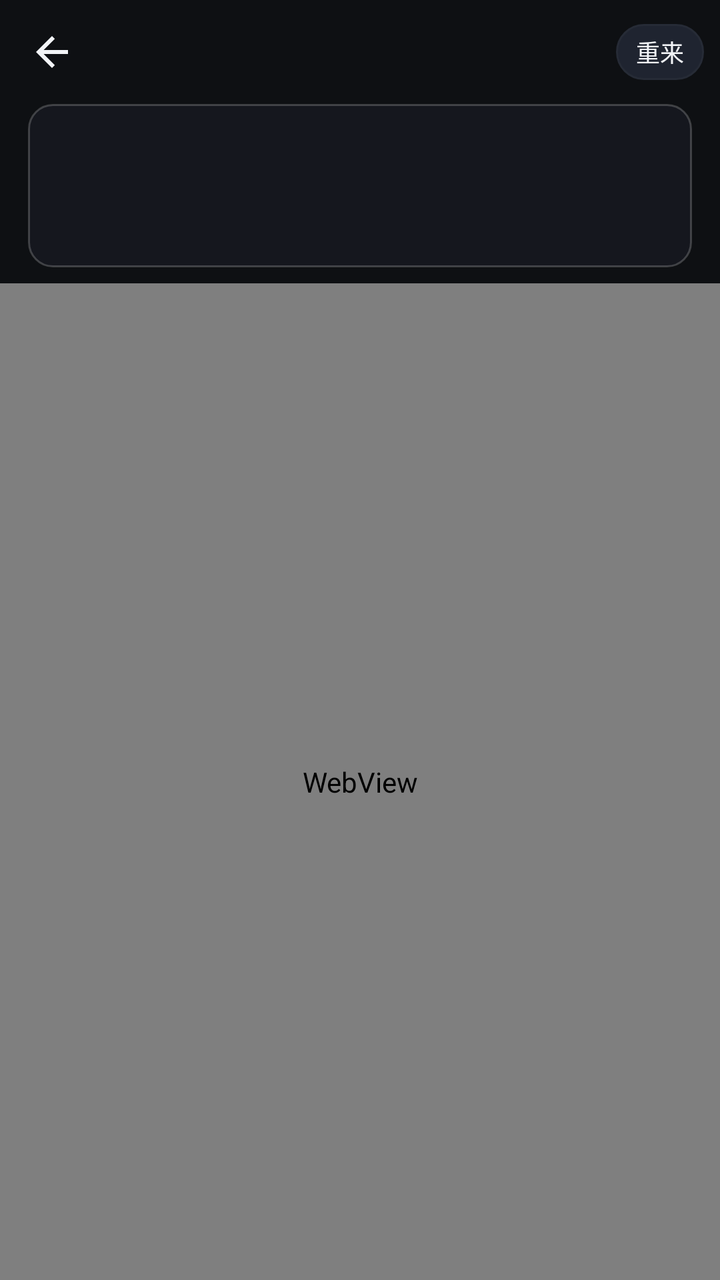
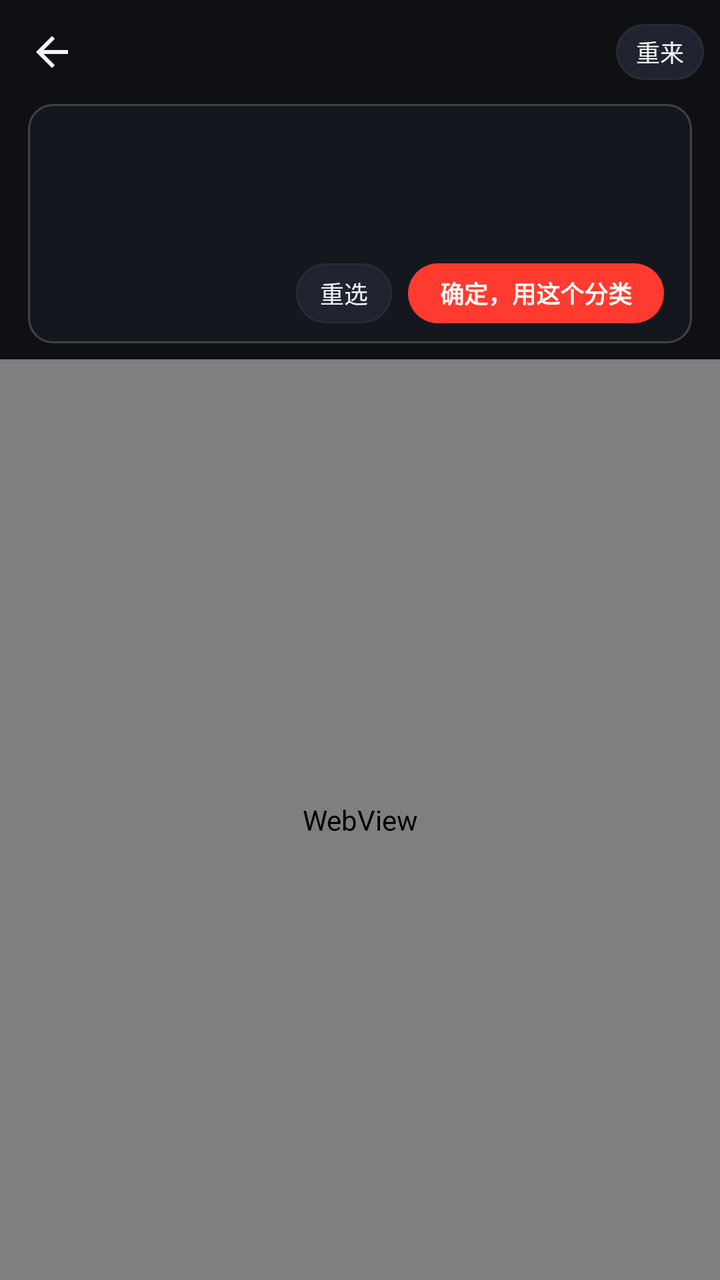

An Android layout rendered at two revisions. The XML below is the earlier revision; the diff shows what the commit changed to produce the second picture.
<!-- AndroidManifest.xml: application theme Theme.VideoShell -->
<!-- res/layout/activity_calibrate.xml -->
<?xml version="1.0" encoding="utf-8"?>
<LinearLayout xmlns:android="http://schemas.android.com/apk/res/android"
    android:layout_width="match_parent"
    android:layout_height="match_parent"
    android:background="@color/bg"
    android:orientation="vertical">

    <LinearLayout
        android:layout_width="match_parent"
        android:layout_height="52dp"
        android:gravity="center_vertical"
        android:orientation="horizontal"
        android:paddingStart="4dp"
        android:paddingEnd="8dp">

        <ImageButton
            android:id="@+id/btnBack"
            android:layout_width="44dp"
            android:layout_height="44dp"
            android:background="?android:attr/selectableItemBackgroundBorderless"
            android:contentDescription="@string/back"
            android:src="@drawable/ic_back"
            android:tint="@color/text_primary" />

        <TextView
            android:id="@+id/tvTitle"
            style="@style/TextTitle"
            android:layout_width="0dp"
            android:layout_height="wrap_content"
            android:layout_marginStart="4dp"
            android:layout_weight="1"
            android:textSize="17sp" />

        <TextView
            android:id="@+id/btnRestart"
            android:layout_width="wrap_content"
            android:layout_height="28dp"
            android:background="@drawable/bg_chip"
            android:gravity="center"
            android:paddingStart="10dp"
            android:paddingEnd="10dp"
            android:text="@string/calib_restart"
            android:textColor="@color/text_primary"
            android:textSize="12sp" />
    </LinearLayout>

    <LinearLayout
        android:id="@+id/stepCard"
        android:layout_width="match_parent"
        android:layout_height="wrap_content"
        android:layout_marginStart="14dp"
        android:layout_marginEnd="14dp"
        android:layout_marginBottom="8dp"
        android:background="@drawable/bg_panel"
        android:orientation="vertical"
        android:paddingStart="14dp"
        android:paddingTop="10dp"
        android:paddingEnd="14dp"
        android:paddingBottom="10dp">

        <TextView
            android:id="@+id/tvStep"
            android:layout_width="match_parent"
            android:layout_height="wrap_content"
            android:textColor="@color/brand"
            android:textSize="14sp"
            android:textStyle="bold" />

        <TextView
            android:id="@+id/tvHint"
            android:layout_width="match_parent"
            android:layout_height="wrap_content"
            android:layout_marginTop="4dp"
            android:textColor="@color/text_primary"
            android:textSize="12sp" />

        <TextView
            android:id="@+id/tvState"
            android:layout_width="match_parent"
            android:layout_height="wrap_content"
            android:layout_marginTop="6dp"
            android:textColor="@color/text_hint"
            android:textSize="12sp" />
    </LinearLayout>

    <FrameLayout
        android:layout_width="match_parent"
        android:layout_height="0dp"
        android:layout_weight="1">

        <WebView
            android:id="@+id/webView"
            android:layout_width="match_parent"
            android:layout_height="match_parent" />

        <ProgressBar
            android:id="@+id/pb"
            android:layout_width="wrap_content"
            android:layout_height="wrap_content"
            android:layout_gravity="center"
            android:indeterminateTint="@color/brand"
            android:visibility="gone" />
    </FrameLayout>

</LinearLayout>
<!-- resources referenced by this layout -->
<resources>
  <color name="bg">#FF0E1013</color>
  <color name="brand">#FFFF3B30</color>
  <color name="text_hint">#FF6B7480</color>
  <color name="text_primary">#FFF2F4F7</color>
  <!-- drawable bg_chip (drawable) -->
  <?xml version="1.0" encoding="utf-8"?>
  <selector xmlns:android="http://schemas.android.com/apk/res/android">
      <item android:state_selected="true">
          <shape android:shape="rectangle">
              <solid android:color="@color/brand" />
              <corners android:radius="16dp" />
          </shape>
      </item>
      <item>
          <shape android:shape="rectangle">
              <solid android:color="@color/surface_2" />
              <corners android:radius="16dp" />
              <stroke android:width="1dp" android:color="@color/line" />
          </shape>
      </item>
  </selector>
  <!-- drawable bg_panel (drawable) -->
  <?xml version="1.0" encoding="utf-8"?>
  <shape xmlns:android="http://schemas.android.com/apk/res/android" android:shape="rectangle">
      <solid android:color="#CC171A21" />
      <corners android:radius="12dp" />
      <stroke android:width="1dp" android:color="#33FFFFFF" />
  </shape>
  <!-- drawable ic_back (drawable) -->
  <vector xmlns:android="http://schemas.android.com/apk/res/android"
      android:width="24dp" android:height="24dp"
      android:viewportWidth="24" android:viewportHeight="24">
      <path android:fillColor="#FFFFFFFF"
          android:pathData="M20,11H7.83l5.59,-5.59L12,4l-8,8 8,8 1.41,-1.41L7.83,13H20v-2z" />
  </vector>
  <string name="back">返回</string>
  <string name="calib_restart">重来</string>
  <style name="TextTitle">
          <item name="android:textColor">@color/text_primary</item>
          <item name="android:textSize">16sp</item>
          <item name="android:textStyle">bold</item>
          <item name="android:maxLines">1</item>
          <item name="android:ellipsize">end</item>
      </style>
  <style name="Theme.VideoShell" parent="Theme.MaterialComponents.NoActionBar">
          <item name="colorPrimary">@color/brand</item>
          <item name="colorPrimaryVariant">@color/brand_dark</item>
          <item name="colorOnPrimary">@color/white</item>
          <item name="colorSecondary">@color/brand</item>
          <item name="colorOnSecondary">@color/white</item>
          <item name="colorSurface">@color/surface</item>
          <item name="colorOnSurface">@color/text_primary</item>
          <item name="android:colorBackground">@color/bg</item>
          <item name="colorError">@color/brand</item>
          <item name="android:windowBackground">@color/bg</item>
          <item name="android:statusBarColor">@color/bg</item>
          <item name="android:navigationBarColor">@color/surface</item>
          <item name="android:textColorPrimary">@color/text_primary</item>
          <item name="android:textColorSecondary">@color/text_secondary</item>
          <item name="android:textColorHint">@color/text_hint</item>
      </style>
  <color name="surface_2">#FF1F2430</color>
  <color name="line">#FF262B36</color>
  <color name="brand_dark">#FFD32B21</color>
  <color name="white">#FFFFFFFF</color>
  <color name="surface">#FF171A21</color>
  <color name="text_secondary">#FF9AA3AF</color>
</resources>

<!-- the commit's change to res/layout/activity_calibrate.xml (unified diff, before → after) -->
@@ -81,6 +81,41 @@
             android:layout_marginTop="6dp"
             android:textColor="@color/text_hint"
             android:textSize="12sp" />
+
+        
+        <LinearLayout
+            android:layout_width="match_parent"
+            android:layout_height="wrap_content"
+            android:layout_marginTop="8dp"
+            android:gravity="end|center_vertical"
+            android:orientation="horizontal">
+
+            <TextView
+                android:id="@+id/btnReselect"
+                android:layout_width="wrap_content"
+                android:layout_height="30dp"
+                android:background="@drawable/bg_chip"
+                android:gravity="center"
+                android:paddingStart="12dp"
+                android:paddingEnd="12dp"
+                android:text="@string/calib_reselect"
+                android:textColor="@color/text_primary"
+                android:textSize="12sp" />
+
+            <TextView
+                android:id="@+id/btnConfirm"
+                android:layout_width="wrap_content"
+                android:layout_height="30dp"
+                android:layout_marginStart="8dp"
+                android:background="@drawable/bg_btn_brand"
+                android:gravity="center"
+                android:paddingStart="16dp"
+                android:paddingEnd="16dp"
+                android:text="@string/calib_confirm_cat"
+                android:textColor="@color/white"
+                android:textSize="12sp"
+                android:textStyle="bold" />
+        </LinearLayout>
     </LinearLayout>
 
     <FrameLayout
<!-- resource entries referenced after the edit -->
@@ -4,6 +4,23 @@
   <color name="brand">#FFFF3B30</color>
   <color name="text_hint">#FF6B7480</color>
   <color name="text_primary">#FFF2F4F7</color>
+  <color name="white">#FFFFFFFF</color>
+  <!-- drawable bg_btn_brand (drawable) -->
+  <?xml version="1.0" encoding="utf-8"?>
+  <selector xmlns:android="http://schemas.android.com/apk/res/android">
+      <item android:state_pressed="true">
+          <shape android:shape="rectangle">
+              <solid android:color="@color/brand_dark" />
+              <corners android:radius="16dp" />
+          </shape>
+      </item>
+      <item>
+          <shape android:shape="rectangle">
+              <solid android:color="@color/brand" />
+              <corners android:radius="16dp" />
+          </shape>
+      </item>
+  </selector>
   <!-- drawable bg_chip (drawable) -->
   <?xml version="1.0" encoding="utf-8"?>
   <selector xmlns:android="http://schemas.android.com/apk/res/android">
@@ -36,6 +53,8 @@
           android:pathData="M20,11H7.83l5.59,-5.59L12,4l-8,8 8,8 1.41,-1.41L7.83,13H20v-2z" />
   </vector>
   <string name="back">返回</string>
+  <string name="calib_confirm_cat">确定，用这个分类</string>
+  <string name="calib_reselect">重选</string>
   <string name="calib_restart">重来</string>
   <style name="TextTitle">
           <item name="android:textColor">@color/text_primary</item>
@@ -61,10 +80,9 @@
           <item name="android:textColorSecondary">@color/text_secondary</item>
           <item name="android:textColorHint">@color/text_hint</item>
       </style>
+  <color name="brand_dark">#FFD32B21</color>
   <color name="surface_2">#FF1F2430</color>
   <color name="line">#FF262B36</color>
-  <color name="brand_dark">#FFD32B21</color>
-  <color name="white">#FFFFFFFF</color>
   <color name="surface">#FF171A21</color>
   <color name="text_secondary">#FF9AA3AF</color>
 </resources>
